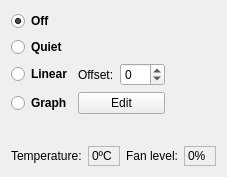
Old version of the form gputab.ui in the repository loathingKernel/Qutefan.
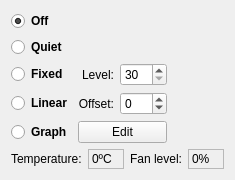
New version of the form.

Commit message: Added some basic logic to th radio buttons

```diff
--- a/gputab.ui
+++ b/gputab.ui
@@ -6,8 +6,8 @@
    <rect>
     <x>0</x>
     <y>0</y>
-    <width>227</width>
-    <height>177</height>
+    <width>235</width>
+    <height>175</height>
    </rect>
   </property>
   <property name="windowTitle">
@@ -40,7 +40,7 @@
       <widget class="QLabel" name="labelLevelValue">
        <property name="minimumSize">
         <size>
-         <width>32</width>
+         <width>36</width>
          <height>0</height>
         </size>
        </property>
@@ -80,7 +80,7 @@
       <widget class="QLabel" name="labelTempValue">
        <property name="minimumSize">
         <size>
-         <width>32</width>
+         <width>36</width>
          <height>0</height>
         </size>
        </property>
@@ -109,6 +109,29 @@
    </item>
    <item row="0" column="0" colspan="2">
     <layout class="QGridLayout" name="gridLayoutMode">
+     <item row="3" column="0">
+      <widget class="QRadioButton" name="radioButtonLinear">
+       <property name="font">
+        <font>
+         <weight>75</weight>
+         <bold>true</bold>
+        </font>
+       </property>
+       <property name="text">
+        <string>Linear</string>
+       </property>
+      </widget>
+     </item>
+     <item row="3" column="1">
+      <widget class="QLabel" name="labelLinearOffset">
+       <property name="text">
+        <string>Offset:</string>
+       </property>
+       <property name="alignment">
+        <set>Qt::AlignRight|Qt::AlignTrailing|Qt::AlignVCenter</set>
+       </property>
+      </widget>
+     </item>
      <item row="1" column="0">
       <widget class="QRadioButton" name="radioButtonQuiet">
        <property name="font">
@@ -122,7 +145,7 @@
        </property>
       </widget>
      </item>
-     <item row="2" column="3">
+     <item row="3" column="3">
       <spacer name="horizontalSpacerMode">
        <property name="orientation">
         <enum>Qt::Horizontal</enum>
@@ -135,33 +158,13 @@
        </property>
       </spacer>
      </item>
-     <item row="2" column="1">
-      <widget class="QLabel" name="labelLinearOffset">
-       <property name="text">
-        <string>Offset:</string>
-       </property>
-      </widget>
-     </item>
-     <item row="2" column="2">
+     <item row="3" column="2">
       <widget class="QSpinBox" name="spinBoxLinearOffsetValue">
        <property name="minimum">
-        <number>-20</number>
+        <number>-10</number>
        </property>
        <property name="maximum">
-        <number>20</number>
-       </property>
-      </widget>
-     </item>
-     <item row="2" column="0">
-      <widget class="QRadioButton" name="radioButtonLinear">
-       <property name="font">
-        <font>
-         <weight>75</weight>
-         <bold>true</bold>
-        </font>
-       </property>
-       <property name="text">
-        <string>Linear</string>
+        <number>10</number>
        </property>
       </widget>
      </item>
@@ -181,26 +184,59 @@
        </property>
       </widget>
      </item>
-     <item row="3" column="0">
-      <widget class="QRadioButton" name="radioButtonGraph">
-       <property name="font">
-        <font>
-         <weight>75</weight>
-         <bold>true</bold>
-        </font>
-       </property>
-       <property name="text">
-        <string>Graph</string>
-       </property>
-      </widget>
-     </item>
-     <item row="3" column="1" colspan="2">
+     <item row="4" column="1" colspan="2">
       <widget class="QPushButton" name="pushButtonGraphEdit">
        <property name="text">
         <string>Edit</string>
        </property>
       </widget>
      </item>
+     <item row="4" column="0">
+      <widget class="QRadioButton" name="radioButtonGraph">
+       <property name="font">
+        <font>
+         <weight>75</weight>
+         <bold>true</bold>
+        </font>
+       </property>
+       <property name="text">
+        <string>Graph</string>
+       </property>
+      </widget>
+     </item>
+     <item row="2" column="0">
+      <widget class="QRadioButton" name="radioButtonFixed">
+       <property name="font">
+        <font>
+         <weight>75</weight>
+         <bold>true</bold>
+        </font>
+       </property>
+       <property name="text">
+        <string>Fixed</string>
+       </property>
+      </widget>
+     </item>
+     <item row="2" column="1">
+      <widget class="QLabel" name="labelFixedLevel">
+       <property name="text">
+        <string>Level:</string>
+       </property>
+       <property name="alignment">
+        <set>Qt::AlignRight|Qt::AlignTrailing|Qt::AlignVCenter</set>
+       </property>
+      </widget>
+     </item>
+     <item row="2" column="2">
+      <widget class="QSpinBox" name="spinBoxFixedLevelValue">
+       <property name="minimum">
+        <number>30</number>
+       </property>
+       <property name="maximum">
+        <number>100</number>
+       </property>
+      </widget>
+     </item>
     </layout>
    </item>
   </layout>
```
The commit also changes 5 other files.
